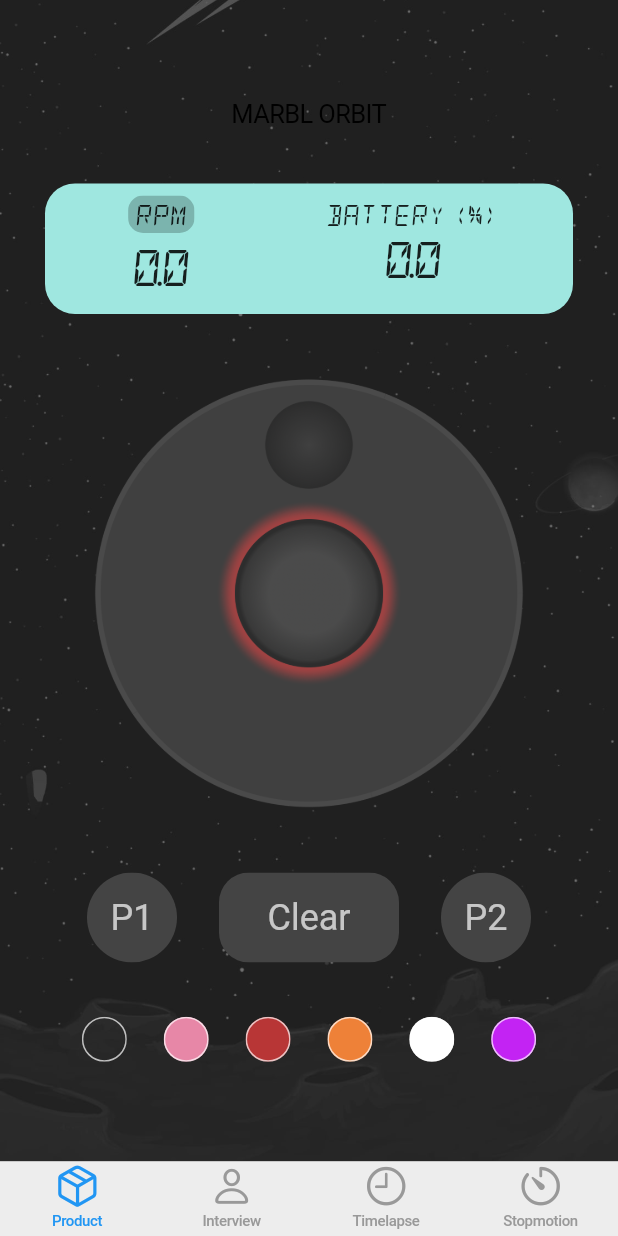
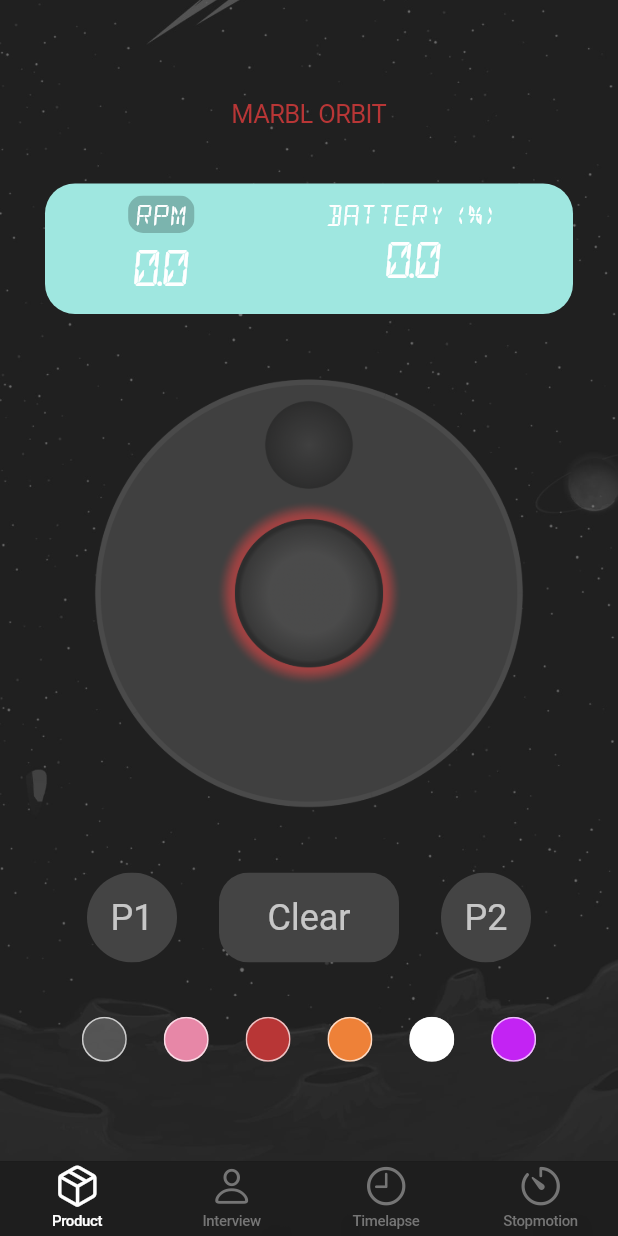
Before and after one commit to A1029384756/orbit_app, a Flutter app: the screen it shows after launch, on a phone screen of 412 x 824 dp. Run offline on Flutter 3.47's test engine with Material 2 defaults, Android fonts, the phone set to English and light mode, and no system bars; network calls fail; statements that could not run were skipped.

Commit message:
Added light matching

```diff
--- a/lib/colorselector.dart
+++ b/lib/colorselector.dart
@@ -1,5 +1,6 @@
 import 'package:flutter/material.dart';
 import 'package:flutter/services.dart';
+import 'package:orbit_app/modeinformation.dart';
 
 class ColorSelector extends StatelessWidget {
   const ColorSelector({Key? key, required this.updateCommandQueue})
@@ -11,30 +12,11 @@ class ColorSelector extends StatelessWidget {
     return (Row(
       mainAxisAlignment: MainAxisAlignment.spaceEvenly,
       children: [
-        ColorButton(
-            color: Colors.transparent,
-            apiCommand: 'noled',
-            updateCommandQueue: updateCommandQueue),
-        ColorButton(
-            color: const Color.fromARGB(255, 231, 135, 167),
-            apiCommand: 'pink',
-            updateCommandQueue: updateCommandQueue),
-        ColorButton(
-            color: const Color.fromARGB(255, 184, 54, 54),
-            apiCommand: 'red',
-            updateCommandQueue: updateCommandQueue),
-        ColorButton(
-            color: const Color.fromARGB(255, 238, 129, 56),
-            apiCommand: 'orange',
-            updateCommandQueue: updateCommandQueue),
-        ColorButton(
-            color: const Color.fromARGB(255, 255, 255, 255),
-            apiCommand: 'white',
-            updateCommandQueue: updateCommandQueue),
-        ColorButton(
-            color: const Color.fromARGB(255, 195, 35, 243),
-            apiCommand: 'purple',
-            updateCommandQueue: updateCommandQueue),
+        for (String command in colorRGBAInfo.keys)
+          ColorButton(
+              color: colorRGBAInfo[command]!,
+              apiCommand: command,
+              updateCommandQueue: updateCommandQueue)
       ],
     ));
   }
--- a/lib/dial.dart
+++ b/lib/dial.dart
@@ -9,14 +9,14 @@ class Dial extends StatelessWidget {
       required this.maxRotation,
       required this.rotationValue,
       required this.onOff,
-      required this.onTap,
+      required this.toggleDial,
       required this.onDialUpdate})
       : super(key: key);
   final int radius;
   final double maxRotation;
   final double rotationValue;
   final bool onOff;
-  final VoidCallback onTap;
+  final Function() toggleDial;
   final Function(double) onDialUpdate;
 
   @override
@@ -43,7 +43,10 @@ class Dial extends StatelessWidget {
                         ? const AssetImage('assets/orbit_start.png')
                         : const AssetImage('assets/orbit_stop.png'))),
             child: InkWell(
-              onTap: onTap,
+              onTap: () {
+                toggleDial();
+                HapticFeedback.heavyImpact();
+              },
               radius: radius * 2,
               customBorder: const CircleBorder(),
             ),
--- a/lib/main.dart
+++ b/lib/main.dart
@@ -1,5 +1,5 @@
 import 'package:flutter/cupertino.dart';
-import 'package:flutter/material.dart';
+import 'package:flutter/services.dart';
 import 'package:orbit_app/modeinformation.dart';
 import 'package:orbit_app/motorinterface.dart';
 import 'package:provider/provider.dart';
@@ -23,10 +23,15 @@ class OrbitApp extends StatelessWidget {
   @override
   Widget build(BuildContext context) {
     const title = 'Orbit App';
-    return const MaterialApp(
-      title: title,
-      home: Remote(),
-    );
+    return Consumer<MotorInterface>(builder: (context, value, child) {
+      return CupertinoApp(
+        title: title,
+        home: const Remote(),
+        theme: CupertinoThemeData(
+            brightness: Brightness.dark,
+            primaryColor: colorRGBAInfo[value.visorColor]),
+      );
+    });
   }
 }
 
@@ -58,6 +63,7 @@ class Remote extends StatelessWidget {
               Provider.of<MotorInterface>(context, listen: false)
                   .changeMode(modes[value]);
               debugPrint(modes[value]);
+              HapticFeedback.mediumImpact();
             },
           ),
           tabBuilder: ((context, index) {
@@ -90,7 +96,14 @@ class ModeScreen extends StatelessWidget {
           child: Column(
             mainAxisAlignment: MainAxisAlignment.spaceEvenly,
             children: [
-              const Text('MARBL ORBIT'),
+              Consumer<MotorInterface>(
+                  builder: (context, value, child) => Text(
+                        'MARBL ORBIT',
+                        style: TextStyle(
+                            color: value.connected
+                                ? const Color.fromARGB(255, 25, 189, 50)
+                                : colorRGBAInfo['red']),
+                      )),
               Consumer<MotorInterface>(
                 builder: (context, value, child) =>
                     Readout(battery: value.batteryPercent, rpm: value.speed),
@@ -101,7 +114,7 @@ class ModeScreen extends StatelessWidget {
                     maxRotation: 2.2,
                     rotationValue: value.dialRotation,
                     onOff: value.motorRunning,
-                    onTap: value.startStop,
+                    toggleDial: value.startStop,
                     onDialUpdate: value.updateDialStatus),
               ),
               Consumer<MotorInterface>(
--- a/lib/modeinformation.dart
+++ b/lib/modeinformation.dart
@@ -1,4 +1,6 @@
 library motor_mode_infomation;
+
+import 'dart:ui';
 
 final List modes = ['Product', 'Interview', 'Timelapse', 'Stop-Motion'];
 
@@ -10,3 +12,12 @@ final Map<String, Map<String, double>> modeInformation = {
 };
 
 final List colors = ['noled', 'pink', 'red', 'orange', 'purple', 'white'];
+
+final Map<String, Color> colorRGBAInfo = {
+  'noled': const Color.fromARGB(128, 128, 128, 128),
+  'pink': const Color.fromARGB(255, 231, 135, 167),
+  'red': const Color.fromARGB(255, 184, 54, 54),
+  'orange': const Color.fromARGB(255, 238, 129, 56),
+  'white': const Color.fromARGB(255, 255, 255, 255),
+  'purple': const Color.fromARGB(255, 195, 35, 243),
+};
--- a/lib/motorinterface.dart
+++ b/lib/motorinterface.dart
@@ -25,14 +25,17 @@ class MotorInterface extends ChangeNotifier {
   String currentMode = 'Product';
   MotorDirection direction = MotorDirection.ccw;
 
+  String visorColor = 'white';
+
   MotorInterface(String url)
       : _channel = IOWebSocketChannel.connect(url,
-            pingInterval: const Duration(seconds: 2)),
+            pingInterval: const Duration(milliseconds: 1000)),
         _url = url {
     websocketReconnect();
   }
 
   websocketReconnect() async {
+    _commandQueue.clear();
     await Future.delayed(const Duration(milliseconds: 1000));
     _channel = IOWebSocketChannel.connect(Uri.parse(_url));
     await Future.delayed(const Duration(milliseconds: 2000));
@@ -54,7 +57,7 @@ class MotorInterface extends ChangeNotifier {
       });
       await Future.delayed(const Duration(milliseconds: 1000));
       updateCommandQueue("{'action':'setSpeed','speed':'0'}");
-      pingInterval = Timer.periodic(const Duration(milliseconds: 750), (timer) {
+      pingInterval = Timer.periodic(const Duration(milliseconds: 500), (timer) {
         sendCommandFromQueue();
       });
     }
@@ -63,14 +66,29 @@ class MotorInterface extends ChangeNotifier {
   startStop() {
     if (connected) {
       updateCommandQueue("{'action':'96'}");
+
+      if (!motorRunning) {
+        if (dialRotation < 0) {
+          while (_commandQueue.contains("{'action':'97'}")) {
+            _commandQueue.remove("{'action':'97'}");
+          }
+          direction = MotorDirection.ccw;
+          updateCommandQueue("{'action':'98'}");
+          updateCommandQueue("{'action':'98'}");
+        } else if (dialRotation > 0) {
+          while (_commandQueue.contains("{'action':'98'}")) {
+            _commandQueue.remove("{'action':'98'}");
+          }
+          direction = MotorDirection.cw;
+          updateCommandQueue("{'action':'97'}");
+          updateCommandQueue("{'action':'97'}");
+        }
+      }
       notifyListeners();
     }
   }
 
-  updateDialStatus(double rotation) {
-    if (connected) {
-      dialRotation = rotation;
-
+  updateMotorDirection() {
     if (dialRotation < 0 && direction == MotorDirection.cw) {
       while (_commandQueue.contains("{'action':'97'}")) {
         _commandQueue.remove("{'action':'97'}");
@@ -86,6 +104,13 @@ class MotorInterface extends ChangeNotifier {
       updateCommandQueue("{'action':'97'}");
       updateCommandQueue("{'action':'97'}");
     }
+  }
+
+  updateDialStatus(double rotation) {
+    if (connected) {
+      dialRotation = rotation;
+
+      updateMotorDirection();
 
       double targetSpeed = dialRotation.abs() / (2.2 / 10);
 
@@ -102,6 +127,7 @@ class MotorInterface extends ChangeNotifier {
 
   changeLEDColor(String color) {
     updateCommandQueue("{'action':'$color'}");
+    visorColor = color;
   }
 
   resetViewState() {
```
Also changed, not shown: 1 other file. Lines whose indentation alone changed are shown as unchanged.
